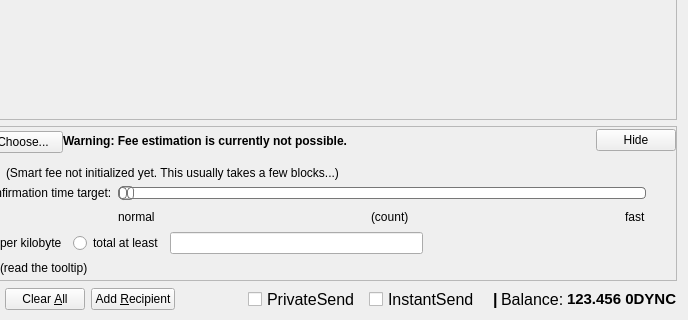
Qt form src/qt/forms/sendcoinsdialog.ui (Zero-Dynamics/cash-core) before a commit; both pictures show x 162 to 850 and y 357 to 677 of the 850 by 677 pixel window.
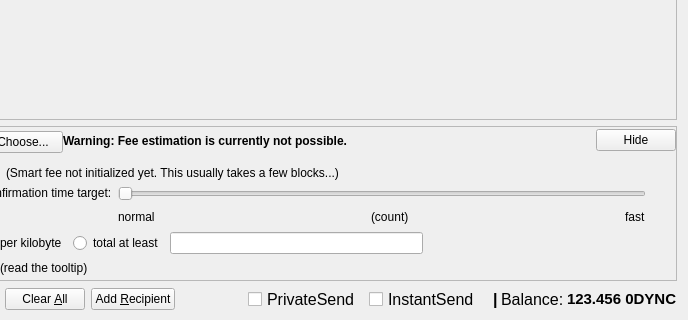
The same form after that commit. Icons and pictures are not drawn. Custom widgets are drawn as their Qt base class.

```diff
--- a/src/qt/forms/sendcoinsdialog.ui
+++ b/src/qt/forms/sendcoinsdialog.ui
@@ -1079,64 +1079,6 @@
                    </property>
                    <item>
                     <widget class="QSlider" name="sliderSmartFee">
-                     <property name="styleSheet">
-                      <string notr="true">QSlider::groove:horizontal {
-border: 1px solid #bbb;
-background: white;
-height: 10px;
-border-radius: 4px;
-}
-
-QSlider::sub-page:horizontal {
-background: qlineargradient(x1: 0, y1: 0,    x2: 0, y2: 1,
-    stop: 0 #66e, stop: 1 #bbf);
-background: qlineargradient(x1: 0, y1: 0.2, x2: 1, y2: 1,
-    stop: 0 #bbf, stop: 1 #520072);
-border: 1px solid #777;
-height: 10px;
-border-radius: 4px;
-}
-
-QSlider::add-page:horizontal {
-background: #fff;
-border: 1px solid #777;
-height: 10px;
-border-radius: 4px;
-}
-
-QSlider::handle:horizontal {
-background: qlineargradient(x1:0, y1:0, x2:1, y2:1,
-    stop:0 #eee, stop:1 #520072);
-border: 1px solid #777;
-width: 13px;
-margin-top: -2px;
-margin-bottom: -2px;
-border-radius: 4px;
-}
-
-QSlider::handle:horizontal:hover {
-background: qlineargradient(x1:0, y1:0, x2:1, y2:1,
-    stop:0 #fff, stop:1 #ddd);
-border: 1px solid #444;
-border-radius: 4px;
-}
-
-QSlider::sub-page:horizontal:disabled {
-background: #bbb;
-border-color: #999;
-}
-
-QSlider::add-page:horizontal:disabled {
-background: #eee;
-border-color: #999;
-}
-
-QSlider::handle:horizontal:disabled {
-background: #eee;
-border: 1px solid #aaa;
-border-radius: 4px;
-}</string>
-                     </property>
                      <property name="minimum">
                       <number>0</number>
                      </property>
```
Left out of the diff: 12 changed lines with no effect on the pictures.
